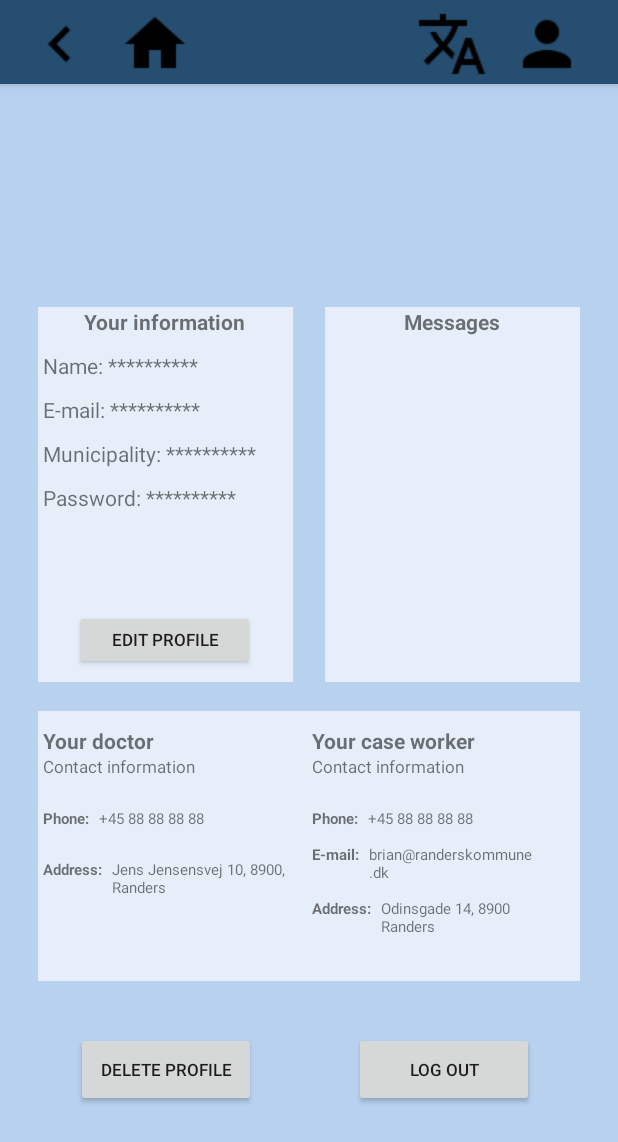
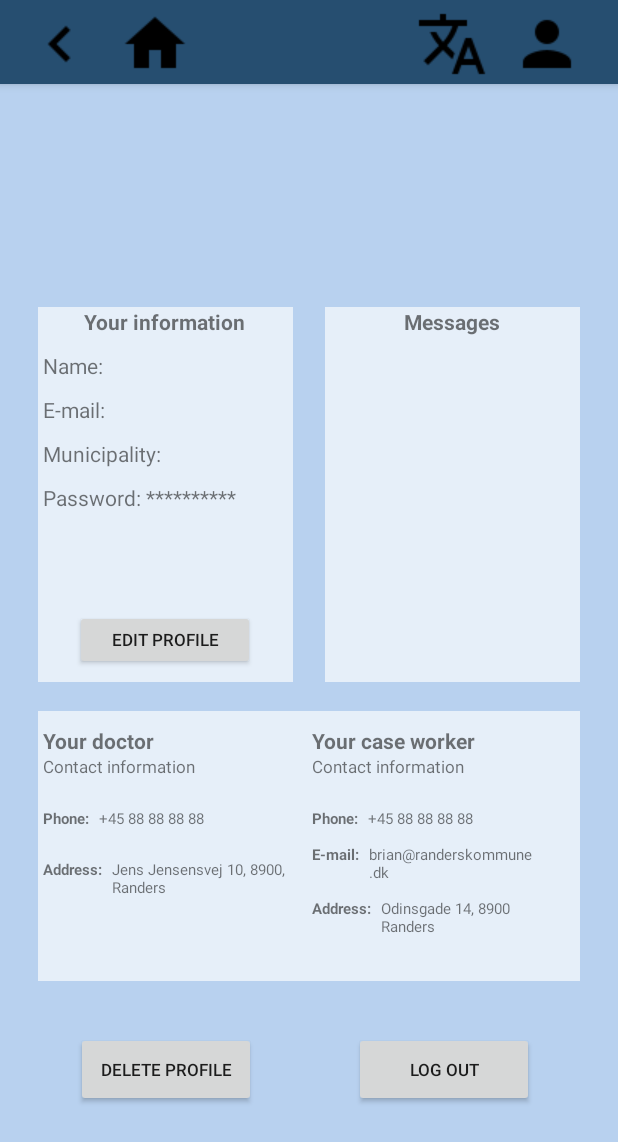
Before and after one commit to m-kudahl/p8group1, an Android app: the ProfilePage screen opened directly, with no data from a screen before it, on a phone screen of 412 x 824 dp. Shown: the top 1142 px of the screen. Run offline under Robolectric (Android 15) with nearby library versions, the phone set to English and light mode, and no system bars; our stand-ins replace Firebase (no records; nobody signed in at launch, a user with empty details on screens opened directly).

Commit message:
Dynamic text based on user data

```diff
--- a/app/src/main/java/com/example/plswork/ProfilePage.java
+++ b/app/src/main/java/com/example/plswork/ProfilePage.java
@@ -1,15 +1,28 @@
 package com.example.plswork;
 
+import static android.content.ContentValues.TAG;
+
+import androidx.annotation.NonNull;
 import androidx.appcompat.app.AppCompatActivity;
 
 import android.content.Intent;
 import android.os.Bundle;
+import android.util.Log;
 import android.view.View;
 import android.widget.Button;
+import android.widget.TextView;
 
 import com.google.firebase.auth.FirebaseAuth;
+import com.google.firebase.auth.FirebaseUser;
+import com.google.firebase.database.ChildEventListener;
+import com.google.firebase.database.DataSnapshot;
+import com.google.firebase.database.DatabaseError;
+import com.google.firebase.database.DatabaseReference;
+import com.google.firebase.database.FirebaseDatabase;
+import com.google.firebase.database.ValueEventListener;
 
 public class ProfilePage extends AppCompatActivity {
+
 
     @Override
     protected void onCreate(Bundle savedInstanceState) {
@@ -18,6 +31,17 @@ public class ProfilePage extends AppCompatActivity {
         FirebaseAuth mAuth = FirebaseAuth.getInstance();
 
         Button logOutBtn = (Button) findViewById(R.id.logOutBtn);
+        TextView name = findViewById(R.id.textViewEditName);
+        TextView email = findViewById(R.id.textViewEditEmail);
+        TextView municipality = findViewById(R.id.textViewEditMunicipality);
+        FirebaseUser currentUser = mAuth.getCurrentUser();
+        String userUid = currentUser.getUid();
+        dynamicTextView(userUid, name, "userFullName");
+        dynamicTextView(userUid, email, "userEmail");
+        dynamicTextView(userUid, municipality, "userMunicipality");
+
+
+
 
         logOutBtn.setOnClickListener(new View.OnClickListener() {
             @Override
@@ -29,4 +53,24 @@ public class ProfilePage extends AppCompatActivity {
             }
         });
     }
+    public void dynamicTextView(String uid, TextView yourView, String path){
+        FirebaseDatabase database = FirebaseDatabase.getInstance("https://p8-g1-bc27c-default-rtdb.europe-west1.firebasedatabase.app/");
+        DatabaseReference myRef = database.getReference("users/" + uid);
+
+        myRef.addValueEventListener(new ValueEventListener() {
+            @Override
+            public void onDataChange(@NonNull DataSnapshot snapshot) {
+                String text = snapshot.child(path).getValue(String.class);
+                yourView.setText(text);
+
+            }
+
+            @Override
+            public void onCancelled(@NonNull DatabaseError error) {
+                Log.w(TAG, "Failed to read value.", error.toException());
+
+
+            }
+        });
+    }
 }
```
